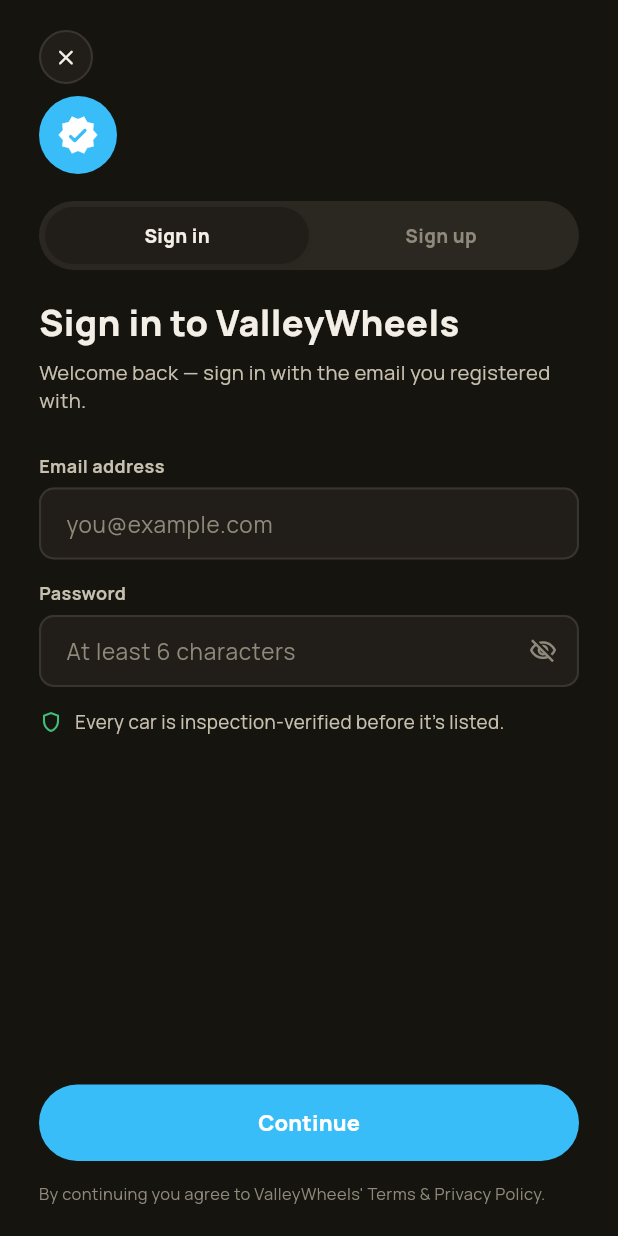
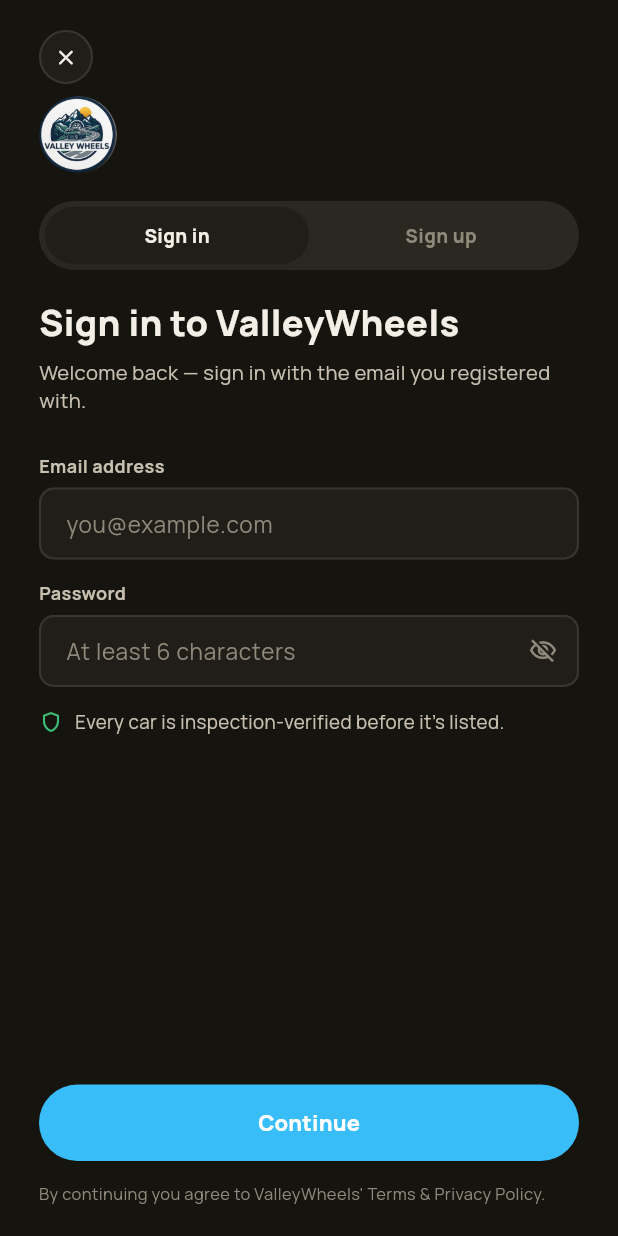
Before and after one commit to faizan-sattar/ncpcar.pk, a Flutter app: the LoginScreen screen opened directly, on a phone screen of 412 x 824 dp. Run offline on Flutter 3.47's test engine with Material 3 defaults, Android fonts, the phone set to English and light mode, and no system bars; our stand-ins replace image_picker.

Commit message:
Apply ValleyWheels logo across app icons and login screen

```diff
--- a/lib/screens/login_screen.dart
+++ b/lib/screens/login_screen.dart
@@ -120,8 +120,9 @@
                       Container(
                         width: 52,
                         height: 52,
-                        decoration: BoxDecoration(color: c.red, shape: BoxShape.circle),
-                        child: const Icon(Icons.verified_rounded, color: Colors.white, size: 28),
+                        clipBehavior: Clip.antiAlias,
+                        decoration: const BoxDecoration(shape: BoxShape.circle),
+                        child: Image.asset('assets/images/logo_circle.png', fit: BoxFit.cover),
                       ),
                       const SizedBox(height: 18),
                       Container(
--- a/pubspec.yaml
+++ b/pubspec.yaml
@@ -69,6 +69,10 @@
       fonts:
         - asset: assets/fonts/JetBrainsMono-Variable.ttf
 
+  assets:
+    - assets/images/logo.png
+    - assets/images/logo_circle.png
+
   # To add assets to your application, add an assets section, like this:
   # assets:
   #   - images/a_dot_burr.jpeg
```
Also changed, not shown: assets/images/logo.png (added), assets/images/logo_circle.png (added), 10 other files.
